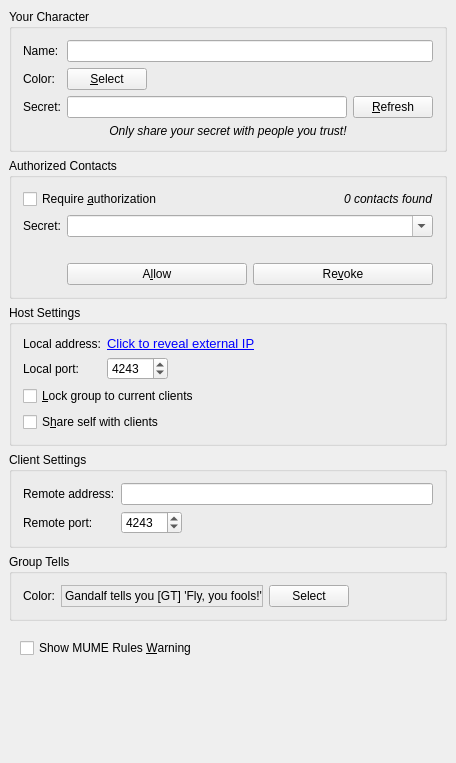
The window that src/preferences/groupmanagerpage.ui (MUME/MMapper) describes before a commit, drawn with Qt 5.
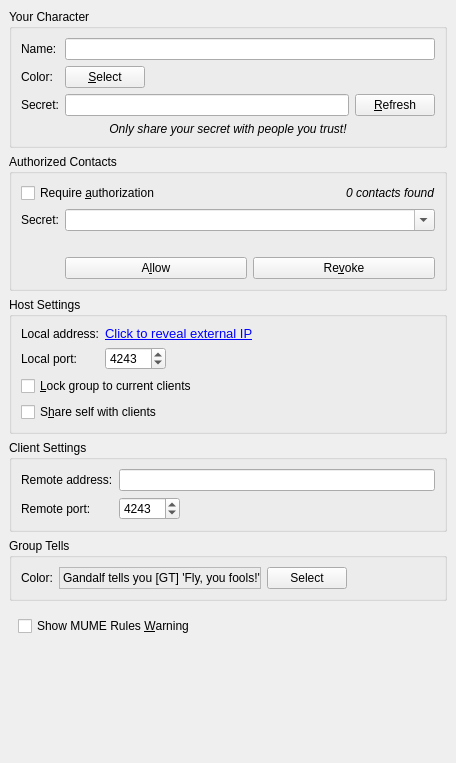
The same window after the commit.

Commit message: Loosen config dialog spacing constraints

```diff
--- a/src/preferences/groupmanagerpage.ui
+++ b/src/preferences/groupmanagerpage.ui
@@ -556,8 +556,6 @@
    </item>
   </layout>
  </widget>
- <layoutdefault spacing="6" margin="11"/>
- <pixmapfunction>qPixmapFromMimeSource</pixmapfunction>
  <tabstops>
   <tabstop>charName</tabstop>
   <tabstop>changeColor</tabstop>
```
The commit also changes 8 other files.
